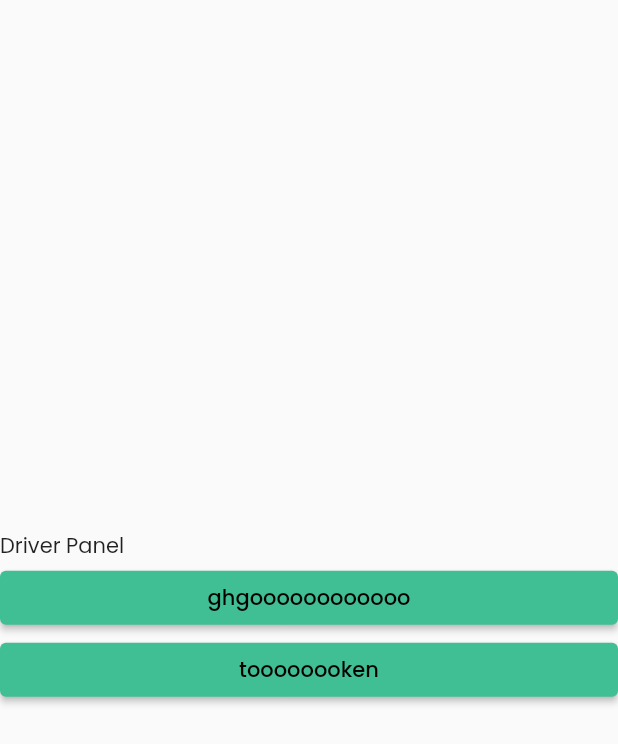
After one commit to abd529/in_driver_app, a Flutter app: the DriverHome screen opened directly, on a phone screen of 412 x 824 dp. The commit adds this screen. Shown: the top 744 px of the screen. Run offline on Flutter 3.47's test engine with Material 2 defaults, Android fonts, the phone set to English and light mode, and no system bars; our stand-ins replace animated_splash_screen, awesome_notifications, carousel_slider, cloud_firestore, firebase_auth, firebase_core and 12 more; missing offline and left inert: flutter_polyline_points; accounts and stored records are empty.

Commit message:
updated code

```diff
--- a/lib/admin panel/admin_panel.dart
+++ b/lib/admin panel/admin_panel.dart
@@ -84,6 +84,7 @@ class Tab1Widget extends StatefulWidget {
 
 class _Tab1WidgetState extends State<Tab1Widget> {
   List<String> customers =[];
+  List<UserModel> users =[];
   List<String> searchResults = [];
   int heightCheck = 0;
   TextEditingController controller = TextEditingController();
--- a/lib/auth/login.dart
+++ b/lib/auth/login.dart
@@ -1,4 +1,4 @@
-// ignore_for_file: prefer_const_literals_to_create_immutables, unused_field, prefer_const_constructors
+// ignore_for_file: prefer_const_literals_to_create_immutables, unused_field, prefer_const_constructors, use_build_context_synchronously
 
 import 'package:firebase_auth/firebase_auth.dart';
 import 'package:flutter/cupertino.dart';
@@ -9,6 +9,7 @@ import 'package:get/get.dart';
 import 'package:in_driver_app/screens/home.dart';
 
 import '../Models/loginviewmodel.dart';
+import '../driver panel/driver_home.dart';
 import '../widgets/myColors.dart';
 import '../widgets/myTextField.dart';
 import '../widgets/mybutton.dart';
@@ -398,7 +399,8 @@ class _LoginPageState extends State<LoginPage> {
                           });
                            bool isLoggedIn = await _loginVM.login(_emailController.text, _passwordController.text);
                            if(isLoggedIn){
-                             Navigator.pushAndRemoveUntil(context,MaterialPageRoute(builder: (ctx) => HomePage()),(Route<dynamic> route) => false);
+                             Navigator.pushAndRemoveUntil(context,MaterialPageRoute(builder: (ctx) => widget.role == "Rider"? DriverHome():HomePage()),
+                                (Route<dynamic> route) => false);
                            }
                         }
                       },
--- a/lib/auth/signup.dart
+++ b/lib/auth/signup.dart
@@ -10,6 +10,7 @@ import 'package:flutter/material.dart';
 import 'package:image_picker/image_picker.dart';
 import 'package:in_driver_app/auth/auth_verifiy.dart';
 import 'package:get/get.dart';
+import 'package:in_driver_app/driver%20panel/driver_home.dart';
 import 'package:in_driver_app/screens/home.dart';
 import 'package:intl_phone_number_input/intl_phone_number_input.dart';
 
@@ -545,7 +546,7 @@ class _SignupPageState extends State<SignupPage> {
                               }
 
                             );
-                            Navigator.pushAndRemoveUntil(context,MaterialPageRoute(builder: (ctx) => HomePage()),
+                            Navigator.pushAndRemoveUntil(context,MaterialPageRoute(builder: (ctx) => widget.role == "Rider"? DriverHome():HomePage()),
                                 (Route<dynamic> route) => false);
                          }else{
                           setState(() {
--- /dev/null
+++ b/lib/driver panel/driver_home.dart
@@ -0,0 +1,103 @@
+import 'package:firebase_auth/firebase_auth.dart';
+import 'package:flutter/material.dart';
+import 'package:in_driver_app/auth/auth_home.dart';
+import 'package:firebase_messaging/firebase_messaging.dart';
+import 'package:flutter_local_notifications/flutter_local_notifications.dart';
+
+class DriverHome extends StatefulWidget {
+  const DriverHome({super.key});
+
+  @override
+  State<DriverHome> createState() => _DriverHomeState();
+}
+
+class _DriverHomeState extends State<DriverHome> {
+  late FirebaseMessaging _messaging;
+  late FlutterLocalNotificationsPlugin flutterLocalNotificationsPlugin;
+
+  void requestPermission()async{
+  FirebaseMessaging messaging = FirebaseMessaging.instance;
+  NotificationSettings settings = await messaging.requestPermission(alert: true, announcement:false,badge:true, carPlay: false, criticalAlert: false, provisional: false,sound: true);
+  if (settings.authorizationStatus == AuthorizationStatus.authorized) {print('User granted permission');
+
+} else if (settings.authorizationStatus == AuthorizationStatus.provisional) { print('User granted provisional permission');
+
+} else {
+  print('User declined or has not accepted permission');
+}
+   print("permission okkkkkkkkkkkkkkkkkkkkkkkkkkkkkkkkkkkkkkkkkkkkkkkkkkkkkkkkkkkk");
+  }
+
+  @override
+  void initState() {
+    super.initState();
+    requestPermission();
+
+    _messaging = FirebaseMessaging.instance;
+
+    flutterLocalNotificationsPlugin = FlutterLocalNotificationsPlugin();
+
+    // Configure the notification channels.
+    const AndroidNotificationChannel channel = AndroidNotificationChannel(
+      'news',
+      'News notifications',
+      description: 'Notifications about new news articles',
+      importance: Importance.max,
+    );
+
+    // Subscribe to topic notifications.
+    _messaging.subscribeToTopic('news');
+
+    // Configure the message callback functions.
+    FirebaseMessaging.onMessage.listen((RemoteMessage message) {
+      // Handle incoming messages.
+      print(message.data);
+    });
+
+    FirebaseMessaging.onBackgroundMessage((RemoteMessage message) async{
+      // Handle incoming messages in the background.
+      print(message.data);
+    });
+    flutterLocalNotificationsPlugin
+      .initialize(
+        InitializationSettings(
+          android: AndroidInitializationSettings(channel.id),
+        ),
+      )
+      .then((_) {
+        // Configure the notification settings.
+        FirebaseMessaging.onMessageOpenedApp.listen((notification) {
+            // Handle notification tapped.
+            print(notification.messageId);
+            print(notification.data);
+           // flutterLocalNotificationsPlugin.show(int.parse(notification.messageId as String), notification.category, notification.senderId, NotificationDetails());
+          });
+      });
+
+
+  }
+
+  @override
+  Widget build(BuildContext context) {
+    return Scaffold(
+      body: Column(
+        mainAxisAlignment: MainAxisAlignment.center,
+        crossAxisAlignment: CrossAxisAlignment.stretch,
+        children:[
+          const Text("Driver Panel"),
+          ElevatedButton(onPressed: (){
+                 FirebaseAuth.instance.signOut();
+                 Navigator.pushAndRemoveUntil(context,MaterialPageRoute(builder: (ctx) => AuthHome()),
+                                (Route<dynamic> route) => false);
+      }, child: const Text("ghgoooooooooooo")),
+      ElevatedButton(onPressed: (){
+      requestPermission();
+      FirebaseMessaging.instance.getToken().then((token) {
+      print('Device FCM token: $token');
+    });
+      }, child: const Text("toooooooken"))
+
+      ]),
+    );
+  }
+}
--- a/pubspec.yaml
+++ b/pubspec.yaml
@@ -51,6 +51,9 @@ dependencies:
   fast_contacts: ^3.0.3
   flutter_sms: ^2.3.3
   share: ^2.0.4
+  firebase_messaging: ^14.6.2
+  flutter_local_notifications: ^14.1.0
+  awesome_notifications: ^0.7.4+1
 
 
 dev_dependencies:
```
Also changed, not shown: lib/main.dart (+25 -2 lines), pubspec.lock, 5 other files.
